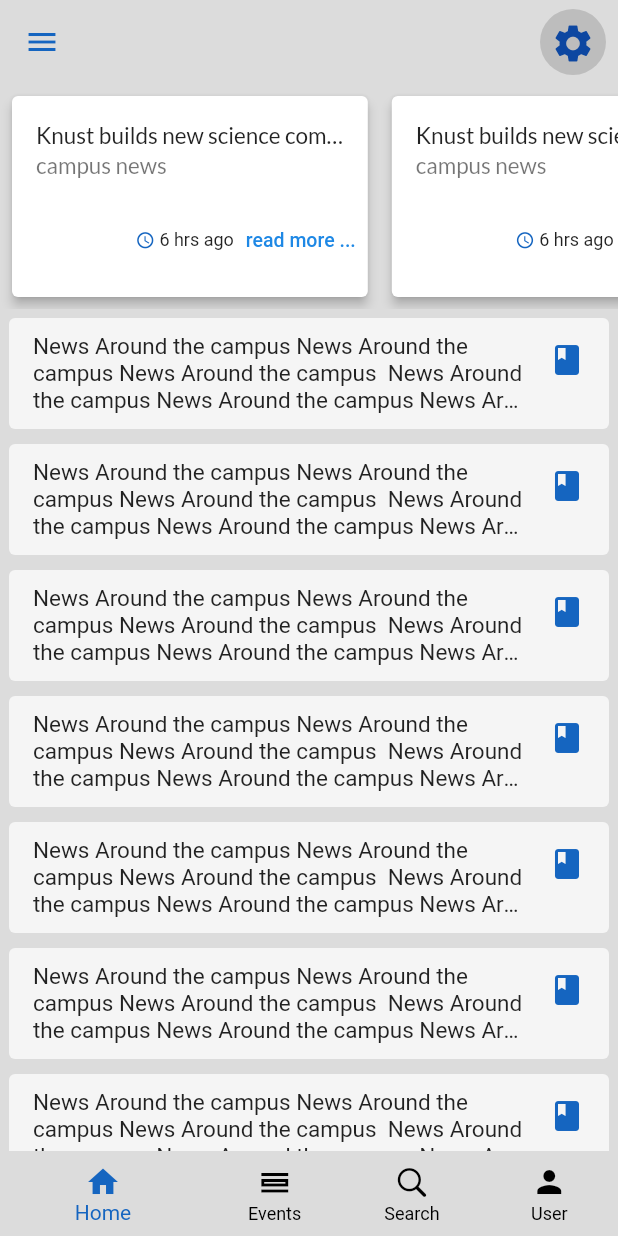
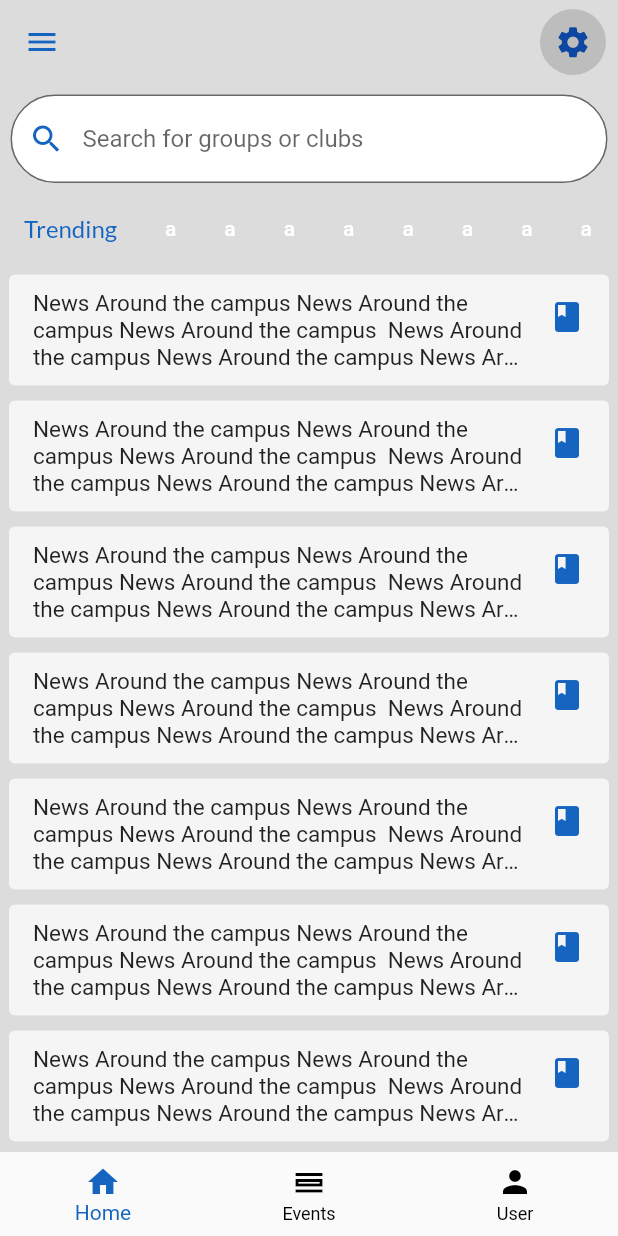
Before and after one commit to kwabenaG/info-square, a Flutter app: the screen it shows after launch, in the side drawer, after a tap on the "settings" icon, on a phone screen of 412 x 824 dp. Run offline on Flutter 3.47's test engine with Material 2 defaults, Android fonts, the phone set to English and light mode, and no system bars; our stand-ins replace google_fonts.

Commit message:
added search button and removed discover

```diff
--- a/lib/screens/home_screen.dart
+++ b/lib/screens/home_screen.dart
@@ -1,6 +1,7 @@
 import "dart:core";
 import 'package:flutter/cupertino.dart';
 import "package:flutter/material.dart";
+import 'package:flutter/widgets.dart';
 
 // local imports
 import 'package:info_square/screens/pages/default_page.dart';
@@ -50,11 +51,13 @@
           actions: [
             Container(
                 margin: EdgeInsets.all(6.0),
+                // padding: EdgeInsets.all(6.0),
                 decoration: BoxDecoration(
+                  // borderRadius: BorderRadius.all(Radius.zero),
                   color: Colors.grey[400],
                   shape: BoxShape.circle,
                 ),
-                child: personButtonAppBar(context))
+                child: settingsButtonAppBar(context))
           ]), // end of appbar
       body: Container(
           // color: Colors.blue,
@@ -73,10 +76,10 @@
             icon: Icon(Icons.calendar_view_day_outlined),
             label: "Events",
           ),
-          BottomNavigationBarItem(
-            icon: Icon(CupertinoIcons.search),
-            label: "Search",
-          ),
+          // BottomNavigationBarItem(
+          //   icon: Icon(CupertinoIcons.search),
+          //   label: "Search",
+          // ),
           BottomNavigationBarItem(
             icon: Icon(Icons.person),
             label: "User",
--- a/lib/screens/pages/default_page.dart
+++ b/lib/screens/pages/default_page.dart
@@ -2,7 +2,8 @@
 
 // import local widgets from widget folder
 import 'package:info_square/widgets/homepage/card_widget_news.dart';
-import 'package:info_square/widgets/homepage/discover/discover.dart';
+import 'package:info_square/widgets/homepage/searchBar.dart';
+// import 'package:info_square/widgets/homepage/discover/discover.dart';
 import 'package:info_square/widgets/list_news_homepage.dart/list_news.dart';
 
 class DefaultScreen extends StatefulWidget {
@@ -18,7 +19,8 @@
     return Container(
         child: Column(children: [
       // discover(context),
-      containerListBuilderCardNews(),
+      Container(margin: EdgeInsets.all(2.0), child: searchBar()),
+      trendingMenuList(),
       listViewInfoDemNews(),
       // Container(child: Text('a')),
       // Text('add adv here ')
--- a/lib/widgets/homepage/card_widget_news.dart
+++ b/lib/widgets/homepage/card_widget_news.dart
@@ -4,6 +4,7 @@
 
 import "package:flutter/material.dart";
 import 'package:flutter/rendering.dart';
+import 'package:flutter/widgets.dart';
 import 'package:google_fonts/google_fonts.dart';
 
 import 'drawer_menu_items/menu_items.dart';
@@ -79,68 +80,107 @@
       ]));
 } //end of drawer
 
-//homepage news card
-Widget containerListBuilderCardNews() {
-  return Container(
-      height: 150,
-      width: 500,
-      // color: Colors.amberAccent,
-      // padding: EdgeInsets.all(10.0),
-      child: ListView.builder(
-          shrinkWrap: true,
-          scrollDirection: Axis.horizontal,
-          itemCount: 4,
-          itemBuilder: (BuildContext context, int index) {
-            return cardNewsWidget(context);
-          }));
+// scroll menu top navigation
+
+Widget trendingMenuList() {
+  return DefaultTabController(
+      length: 10,
+      child: TabBar(
+          isScrollable: true,
+          indicatorColor: Colors.transparent,
+          unselectedLabelColor: Colors.white,
+          tabs: [
+            Tab(
+                child: Text('Trending',
+                    style: GoogleFonts.lato(
+                        fontSize: 16.0,
+                        color: Colors.blue[800],
+                        decoration: TextDecoration.none))),
+            Tab(text: 'a'),
+            Tab(text: 'a'),
+            Tab(text: 'a'),
+            Tab(text: 'a'),
+            Tab(text: 'a'),
+            Tab(text: 'a'),
+            Tab(text: 'a'),
+            Tab(text: 'a'),
+            Tab(text: 'a')
+          ]));
 }
 
-// methods to homepage news card
-Widget cardNewsWidget(context) {
-  return Container(
-      margin: EdgeInsets.all(3.0),
-      padding: EdgeInsets.all(1.0),
-      // height: MediaQuery.of(context).size.width * 0.2,
-      width: MediaQuery.of(context).size.width * 0.6,
-      // color: Colors.orange,
-      child: Card(
-          elevation: 3.0,
-          color: Colors.white,
-          child: Column(children: [
-            ListTile(
-                onTap: () {},
-                // leading: Icon(Icons.new_releases,
-                //     size: 30.0, color: Colors.blue[600]),
-                title: Text(
-                    'Knust builds new science complex Knust builds new science complex ...',
-                    overflow: TextOverflow.ellipsis,
-                    // maxLines: 10,
-                    style: GoogleFonts.lato(
-                        fontSize: 15.0, fontWeight: FontWeight.w500)),
-                subtitle: Text('campus news',
-                    style: GoogleFonts.lato(
-                        fontSize: 15.0, fontWeight: FontWeight.w500))),
-            listTileActionsDetails()
-          ])));
-}
 
-// for card news => subtls
 
-Widget listTileActionsDetails() {
-  return Row(mainAxisAlignment: MainAxisAlignment.end, children: [
-    Icon(
-      Icons.access_time,
-      size: 13.0,
-    ),
-    Padding(padding: EdgeInsets.only(right: 3.0)),
-    Text('6 hrs ago', style: TextStyle(fontSize: 12.0)),
-    TextButton(
-      child: Text('read more ...',
-          style: TextStyle(
-              fontSize: 13.0,
-              fontWeight: FontWeight.w500,
-              color: Colors.blue[600])),
-      onPressed: () => {print('read more')},
-    )
-  ]);
-}
+
+
+
+
+
+
+
+// ------------------------------
+// //homepage news card
+// Widget containerListBuilderCardNews() {
+//   return Container(
+//       height: 40,
+//       width: 200,
+//       // color: Colors.amberAccent,
+//       // padding: EdgeInsets.all(10.0),
+//       child: ListView.builder(
+//           shrinkWrap: true,
+//           scrollDirection: Axis.horizontal,
+//           itemCount: 6,
+//           itemBuilder: (BuildContext context, int index) {
+//             return Row(children: [
+//               TextButton(onPressed: (){}, child: Text('a'))
+
+//               ]);
+//           }));
+// }
+
+// // methods to homepage news card
+// Widget cardNewsWidget(context) {
+//   return Container(
+//       // margin: EdgeInsets.all(3.0),
+//       padding: EdgeInsets.all(1.0),
+//       height: MediaQuery.of(context).size.height * 0.2,
+//       width: MediaQuery.of(context).size.width * 0.6,
+//       // color: Colors.orange,
+//       child: Card(
+//           // elevation: 3.0,
+//           color: Colors.white,
+//           child: Column(children: [
+//             ListTile(
+//                 onTap: () {},
+//                 // leading: Icon(Icons.new_releases,
+//                 //     size: 30.0, color: Colors.blue[600]),
+//                 title: Text('a',
+//                     // maxLines: 10,
+//                     style: GoogleFonts.lato(
+//                         fontSize: 15.0, fontWeight: FontWeight.w500)),
+//                 subtitle: Text('campus news',
+//                     style: GoogleFonts.lato(
+//                         fontSize: 15.0, fontWeight: FontWeight.w500))),
+//             // listTileActionsDetails()
+//           ])));
+// }
+
+// // for card news => subtls
+
+// Widget listTileActionsDetails() {
+//   return Row(mainAxisAlignment: MainAxisAlignment.end, children: [
+//     Icon(
+//       Icons.access_time,
+//       size: 13.0,
+//     ),
+//     Padding(padding: EdgeInsets.only(right: 3.0)),
+//     Text('6 hrs ago', style: TextStyle(fontSize: 12.0)),
+//     TextButton(
+//       child: Text('read more ...',
+//           style: TextStyle(
+//               fontSize: 13.0,
+//               fontWeight: FontWeight.w500,
+//               color: Colors.blue[600])),
+//       onPressed: () => {print('read more')},
+//     )
+//   ]);
+// }
--- /dev/null
+++ b/lib/widgets/homepage/searchBar.dart
@@ -0,0 +1,26 @@
+// handles all search throughout the
+
+import 'package:flutter/material.dart';
+
+final TextEditingController _searchControlller = TextEditingController();
+Widget searchBar() {
+  return Container(
+      padding: EdgeInsets.all(5.0),
+      child: TextField(
+        cursorColor: Colors.blue[800],
+        // focusNode:
+        // inputFormatters: [],
+        controller: _searchControlller,
+        decoration: InputDecoration(
+            filled: true,
+            fillColor: Colors.white,
+            prefixIcon: Icon(Icons.search, color: Colors.blue[800]),
+            hintText: "Search for groups or clubs",
+            border: OutlineInputBorder(
+                borderRadius: BorderRadius.all(Radius.circular(30.0))),
+            focusedBorder: OutlineInputBorder(
+                borderRadius: BorderRadius.all(Radius.circular(30.0)),
+                borderSide: BorderSide(color: Color.fromRGBO(19, 73, 156, 1)))),
+        // maxLength: 100,
+      ));
+}
--- a/lib/widgets/list_news_homepage.dart/list_news.dart
+++ b/lib/widgets/list_news_homepage.dart/list_news.dart
@@ -10,6 +10,7 @@
     child: Container(
         padding: EdgeInsets.all(1.0),
         alignment: Alignment.center,
+        child: Scrollbar(
             child: ListView.builder(
                 physics: BouncingScrollPhysics(),
                 itemCount: 101,
@@ -34,9 +35,9 @@
                                         style: TextStyle(fontSize: 15.0),
                                         overflow: TextOverflow.ellipsis,
                                         maxLines: 3),
-                                trailing:
-                                    Icon(Icons.book, color: Colors.blue[800]))
+                                    trailing: Icon(Icons.book,
+                                        color: Colors.blue[800]))
                               ])));
-            })),
+                }))),
   );
 }
```
Also changed, not shown: lib/models/news.dart (added, +24 -0 lines), lib/widgets/appbar_widget.dart (+108 -5 lines). Lines whose indentation alone changed are shown as unchanged.
